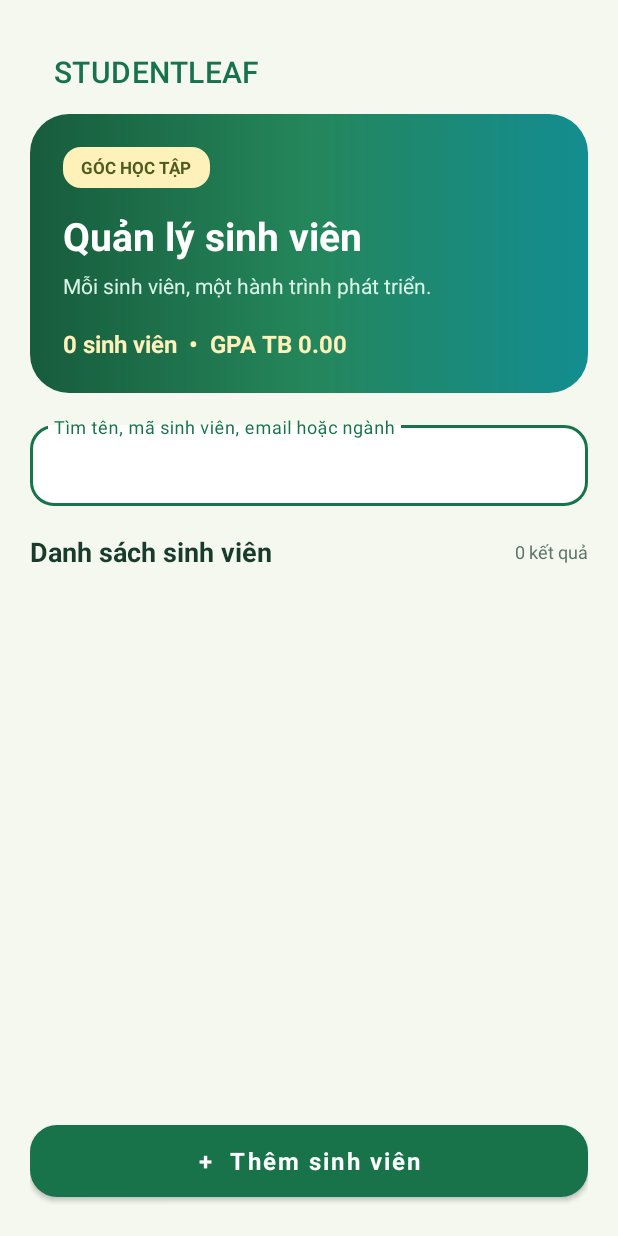
After one commit to PhanManhTung-347/phanmanhtung_studentleaf, an Android app: the layout fragment_student_list.xml on its own in the app's theme, with its tools: preview values and no code run, on a phone screen of 412 x 824 dp. The commit adds this screen. Run offline under Robolectric (Android 15) with nearby library versions, the phone set to English and light mode, and no system bars.

Commit message:
feat: chuyen giao dien StudentLeaf sang bo cuc host va fragment

```diff
--- a/app/src/main/java/com/example/phanmanhtung_baitapcanhan/MainActivity.kt
+++ b/app/src/main/java/com/example/phanmanhtung_baitapcanhan/MainActivity.kt
@@ -5,8 +5,10 @@ import androidx.activity.enableEdgeToEdge
 import androidx.appcompat.app.AppCompatActivity
 import androidx.core.view.ViewCompat
 import androidx.core.view.WindowInsetsCompat
+import com.example.phanmanhtung_baitapcanhan.databinding.ActivityMainBinding
 
 class MainActivity : AppCompatActivity() {
+    private lateinit var binding: ActivityMainBinding
     override fun onCreate(savedInstanceState: Bundle?) {
         super.onCreate(savedInstanceState)
         enableEdgeToEdge()
--- a/app/src/main/res/layout/activity_main.xml
+++ b/app/src/main/res/layout/activity_main.xml
@@ -1,19 +1,6 @@
 <?xml version="1.0" encoding="utf-8"?>
-<androidx.constraintlayout.widget.ConstraintLayout xmlns:android="http://schemas.android.com/apk/res/android"
-    xmlns:app="http://schemas.android.com/apk/res-auto"
-    xmlns:tools="http://schemas.android.com/tools"
-    android:id="@+id/main"
+<androidx.fragment.app.FragmentContainerView xmlns:android="http://schemas.android.com/apk/res/android"
+    android:id="@+id/fragment_container_view"
     android:layout_width="match_parent"
     android:layout_height="match_parent"
-    tools:context=".MainActivity">
-
-    <TextView
-        android:layout_width="wrap_content"
-        android:layout_height="wrap_content"
-        android:text="Hello World!"
-        app:layout_constraintBottom_toBottomOf="parent"
-        app:layout_constraintEnd_toEndOf="parent"
-        app:layout_constraintStart_toStartOf="parent"
-        app:layout_constraintTop_toTopOf="parent" />
-
-</androidx.constraintlayout.widget.ConstraintLayout>
+    android:background="@color/screen_background" />
--- /dev/null
+++ b/app/src/main/res/layout/fragment_student_list.xml
@@ -0,0 +1,74 @@
+<?xml version="1.0" encoding="utf-8"?>
+<LinearLayout xmlns:android="http://schemas.android.com/apk/res/android"
+    xmlns:app="http://schemas.android.com/apk/res-auto"
+    android:id="@+id/student_list_root" android:layout_width="match_parent"
+    android:layout_height="match_parent" android:orientation="vertical"
+    android:background="@color/screen_background" android:padding="20dp">
+
+    <com.google.android.material.appbar.MaterialToolbar android:id="@+id/toolbar"
+        android:layout_width="match_parent" android:layout_height="56dp"
+        android:background="@android:color/transparent" app:title="STUDENTLEAF"
+        app:titleTextColor="@color/primary" app:menu="@menu/menu_student_list" />
+    <LinearLayout android:layout_width="match_parent" android:layout_height="wrap_content"
+        android:orientation="vertical" android:padding="22dp"
+        android:background="@drawable/bg_header">
+        <TextView android:layout_width="wrap_content" android:layout_height="wrap_content"
+            android:text="GÓC HỌC TẬP" android:textSize="11sp" android:textStyle="bold"
+            android:textColor="#4E5C22" android:background="@drawable/bg_badge"
+            android:paddingHorizontal="12dp" android:paddingVertical="6dp" />
+        <TextView android:layout_width="match_parent" android:layout_height="wrap_content"
+            android:layout_marginTop="14dp" android:text="Quản lý sinh viên"
+            android:textSize="26sp" android:textStyle="bold" android:textColor="@color/white" />
+        <TextView android:layout_width="match_parent" android:layout_height="wrap_content"
+            android:layout_marginTop="6dp" android:text="Mỗi sinh viên, một hành trình phát triển."
+            android:textSize="14sp" android:textColor="#D9F5E6" />
+        <TextView android:id="@+id/tvStats" android:layout_width="match_parent"
+            android:layout_height="wrap_content" android:layout_marginTop="18dp"
+            android:text="0 sinh viên  •  GPA TB 0.00" android:textSize="16sp"
+            android:textStyle="bold" android:textColor="@color/cream" />
+    </LinearLayout>
+
+    <com.google.android.material.textfield.TextInputLayout
+        style="@style/Widget.MaterialComponents.TextInputLayout.OutlinedBox"
+        android:layout_width="match_parent" android:layout_height="wrap_content"
+        android:layout_marginTop="16dp" android:hint="Tìm tên, mã sinh viên, email hoặc ngành"
+        app:boxBackgroundColor="@color/white" app:endIconMode="clear_text"
+        app:boxCornerRadiusTopStart="16dp" app:boxCornerRadiusTopEnd="16dp"
+        app:boxCornerRadiusBottomStart="16dp" app:boxCornerRadiusBottomEnd="16dp">
+        <com.google.android.material.textfield.TextInputEditText
+            android:id="@+id/edtSearch" android:layout_width="match_parent"
+            android:layout_height="wrap_content" android:inputType="text"
+            android:maxLines="1" android:textSize="14sp" android:imeOptions="actionDone" />
+    </com.google.android.material.textfield.TextInputLayout>
+
+    <LinearLayout android:layout_width="match_parent" android:layout_height="wrap_content"
+        android:layout_marginTop="18dp" android:layout_marginBottom="8dp"
+        android:orientation="horizontal" android:gravity="center_vertical">
+        <TextView android:layout_width="0dp" android:layout_height="wrap_content"
+            android:layout_weight="1" android:text="Danh sách sinh viên"
+            android:textSize="18sp" android:textStyle="bold" android:textColor="@color/text_primary" />
+        <TextView android:id="@+id/tvStudentCountBadge" android:layout_width="wrap_content"
+            android:layout_height="wrap_content" android:text="0 kết quả"
+            android:textSize="12sp" android:textColor="@color/text_secondary" />
+    </LinearLayout>
+
+    <FrameLayout android:layout_width="match_parent" android:layout_height="0dp"
+        android:layout_weight="1">
+        <androidx.recyclerview.widget.RecyclerView android:id="@+id/rvStudents"
+            android:layout_width="match_parent" android:layout_height="match_parent"
+            android:clipToPadding="false" android:paddingBottom="10dp" />
+        <TextView android:id="@+id/layoutEmpty" android:layout_width="match_parent"
+            android:layout_height="match_parent" android:gravity="center"
+            android:padding="20dp" android:text="Chưa có sinh viên"
+            android:textSize="16sp" android:lineSpacingExtra="6dp"
+            android:textColor="@color/text_secondary" android:visibility="gone" />
+        <ProgressBar android:id="@+id/progress" android:layout_width="40dp"
+            android:layout_height="40dp" android:layout_gravity="center" android:visibility="gone" />
+    </FrameLayout>
+
+    <com.google.android.material.button.MaterialButton android:id="@+id/fabAdd"
+        android:layout_width="match_parent" android:layout_height="60dp"
+        android:text="+  Thêm sinh viên" android:textAllCaps="false"
+        android:textSize="16sp" android:textStyle="bold" android:textColor="@color/white"
+        app:cornerRadius="18dp" app:backgroundTint="@color/primary" />
+</LinearLayout>
--- /dev/null
+++ b/app/src/main/res/layout/menu_student_list.xml
@@ -0,0 +1,6 @@
+<?xml version="1.0" encoding="utf-8"?>
+<menu xmlns:android="http://schemas.android.com/apk/res/android"
+    xmlns:app="http://schemas.android.com/apk/res-auto">
+    <item android:id="@+id/action_sync" android:title="Đồng bộ Cloud (API mẫu)"
+        app:showAsAction="never" />
+</menu>
```
